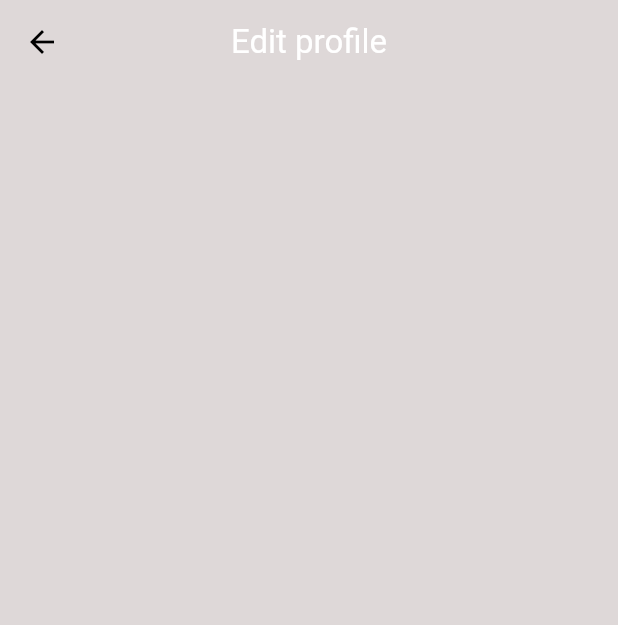
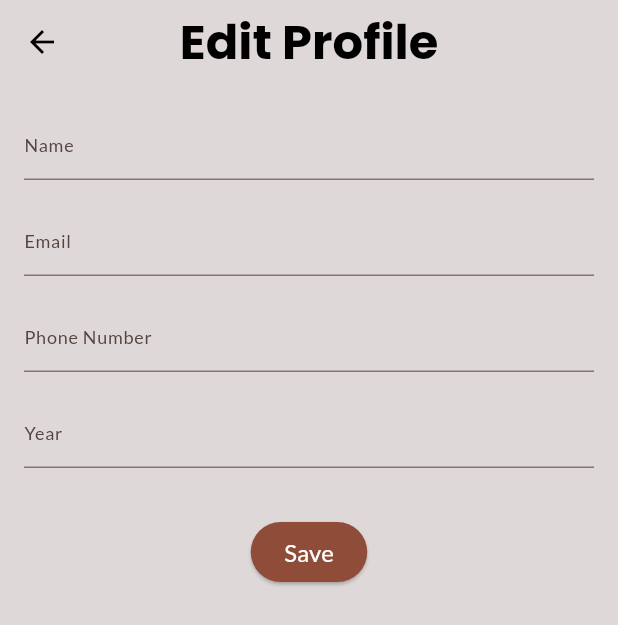
Before and after one commit to KabetEx/KabetEx, a Flutter app: the EditProfilePage screen opened directly, on a phone screen of 412 x 824 dp. Shown: the top 625 px of the screen. Run offline on Flutter 3.47's test engine with Material 3 defaults, Android fonts, the phone set to English and light mode, and no system bars; our stand-ins replace cached_network_image, carousel_slider, flutter_riverpod, flutter_switch, google_fonts, hive and 6 more; accounts and stored records are empty.

Commit message:
Finish profile page with edit and delete functionality

```diff
--- a/lib/features/profile_page/presentantion/edit_profile.dart
+++ b/lib/features/profile_page/presentantion/edit_profile.dart
@@ -1,17 +1,103 @@
 import 'package:flutter/material.dart';
+import 'package:kabetex/features/profile_page/data/profile_services.dart';
 
 class EditProfilePage extends StatefulWidget {
   const EditProfilePage({super.key});
 
   @override
-  State<EditProfilePage> createState() => _EditProfileState();
+  State<EditProfilePage> createState() => _EditProfilePageState();
 }
 
-class _EditProfileState extends State<EditProfilePage> {
+class _EditProfilePageState extends State<EditProfilePage> {
+  final _profileService = ProfileServices();
+
+  late TextEditingController nameController;
+  late TextEditingController emailController;
+  late TextEditingController phoneController;
+  late TextEditingController yearController;
+
+  Future<void> fetchProfile() async {
+    final profile = await _profileService.getProfile();
+
+    setState(() {
+      nameController.text = profile!['full_name'] ?? 'loading';
+      emailController.text = profile['email'] ?? 'loading';
+      phoneController.text = profile['phone_number'] ?? 'loading';
+      yearController.text = profile['year'] ?? 'loading';
+    });
+  }
+
+  @override
+  void initState() {
+    super.initState();
+    fetchProfile();
+    // Initialize controllers with user's current data
+    nameController = TextEditingController();
+    emailController = TextEditingController();
+    phoneController = TextEditingController();
+    yearController = TextEditingController();
+  }
+
+  @override
+  void dispose() {
+    nameController.dispose();
+    emailController.dispose();
+    phoneController.dispose();
+    yearController.dispose();
+    super.dispose();
+  }
+
+  void updateProfile() async {
+    await _profileService.updateProfile({
+      'full_name': nameController.text,
+      'email': emailController.text,
+      'phone_number': phoneController.text,
+      'year': yearController.text,
+    });
+    ScaffoldMessenger.of(context).showSnackBar(
+      const SnackBar(content: Text('Profile updated successfully!')),
+    );
+  }
+
   @override
   Widget build(BuildContext context) {
     return Scaffold(
-      appBar: AppBar(title: const Text('Edit profile'), centerTitle: true),
+      appBar: AppBar(
+        title: Text(
+          'Edit Profile',
+          style: Theme.of(context).textTheme.titleLarge!,
+        ),
+        backgroundColor: Theme.of(context).appBarTheme.backgroundColor,
+      ),
+      body: SingleChildScrollView(
+        padding: const EdgeInsets.all(16),
+        child: Column(
+          children: [
+            TextField(
+              controller: nameController,
+              decoration: const InputDecoration(labelText: 'Name'),
+            ),
+            const SizedBox(height: 16),
+            TextField(
+              controller: emailController,
+              decoration: const InputDecoration(labelText: 'Email'),
+              readOnly: true, // optional, maybe user can't change email
+            ),
+            const SizedBox(height: 16),
+            TextField(
+              controller: phoneController,
+              decoration: const InputDecoration(labelText: 'Phone Number'),
+            ),
+            const SizedBox(height: 16),
+            TextField(
+              controller: yearController,
+              decoration: const InputDecoration(labelText: 'Year'),
+            ),
+            const SizedBox(height: 32),
+            ElevatedButton(onPressed: updateProfile, child: const Text('Save')),
+          ],
+        ),
+      ),
     );
   }
 }
--- a/lib/features/search/search_page.dart
+++ b/lib/features/search/search_page.dart
@@ -1,6 +1,5 @@
 import 'package:flutter/material.dart';
 import 'package:flutter_riverpod/flutter_riverpod.dart';
-import 'package:kabetex/providers/theme_provider.dart';
 import 'package:kabetex/features/search/search_bar.dart';
 
 class SearchPage extends ConsumerWidget {
```
Also changed, not shown: lib/features/auth/data/auth_services.dart (+29 -0 lines), lib/features/profile_page/data/profile_services.dart (+12 -12 lines), lib/features/profile_page/presentantion/profile_page.dart (+50 -3 lines), 6 other files.
